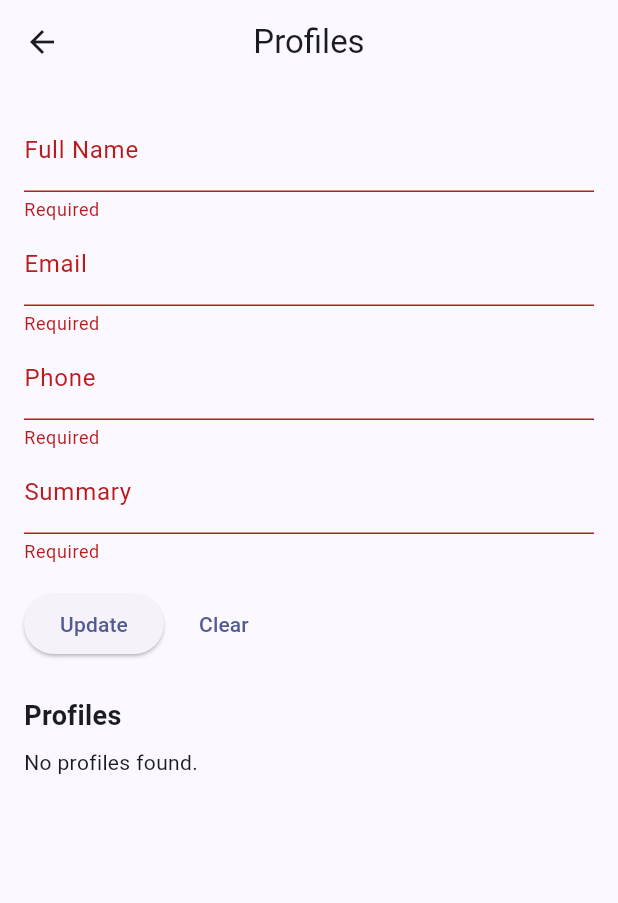
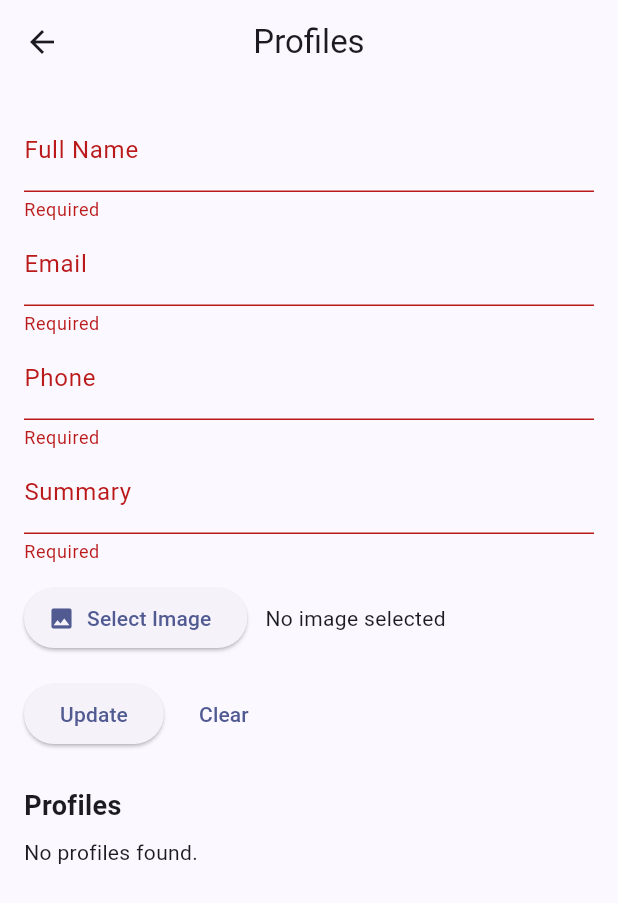
Before and after one commit to Bugimz/resumeyar, a Flutter app: the ProfileView screen opened by its route, after a tap on "Update", on a phone screen of 412 x 824 dp. Shown: the top 903 px of the screen. Run offline on Flutter 3.47's test engine with Material 3 defaults, Android fonts, the phone set to English and light mode, and no system bars; our stand-ins replace get, image_picker, pdf, permission_handler, printing, shared_preferences and 1 more; accounts and stored records are empty.

Commit message:
Add profile image support

```diff
--- a/lib/app/data/models/resume_profile.dart
+++ b/lib/app/data/models/resume_profile.dart
@@ -4,6 +4,8 @@ class ResumeProfile {
   final String email;
   final String phone;
   final String summary;
+  final String? imagePath;
+  final String? signaturePath;
 
   const ResumeProfile({
     this.id,
@@ -11,6 +13,8 @@ class ResumeProfile {
     required this.email,
     required this.phone,
     required this.summary,
+    this.imagePath,
+    this.signaturePath,
   });
 
   Map<String, dynamic> toMap() {
@@ -20,6 +24,8 @@ class ResumeProfile {
       'email': email,
       'phone': phone,
       'summary': summary,
+      'imagePath': imagePath,
+      'signaturePath': signaturePath,
     };
   }
 
@@ -30,6 +36,8 @@ class ResumeProfile {
       email: map['email'] as String,
       phone: map['phone'] as String,
       summary: map['summary'] as String,
+      imagePath: map['imagePath'] as String?,
+      signaturePath: map['signaturePath'] as String?,
     );
   }
 }
--- a/lib/app/modules/profile/profile_view.dart
+++ b/lib/app/modules/profile/profile_view.dart
@@ -1,5 +1,9 @@
+import 'dart:io';
+
 import 'package:flutter/material.dart';
 import 'package:get/get.dart';
+import 'package:image_picker/image_picker.dart';
+import 'package:permission_handler/permission_handler.dart';
 
 import '../../data/models/resume_profile.dart';
 import 'profile_controller.dart';
@@ -13,6 +17,7 @@ class ProfileView extends GetView<ProfileController> {
   final TextEditingController phoneController = TextEditingController();
   final TextEditingController summaryController = TextEditingController();
   final Rxn<ResumeProfile> editingProfile = Rxn<ResumeProfile>();
+  final RxnString imagePath = RxnString();
 
   void _resetForm() {
     editingProfile.value = null;
@@ -20,6 +25,7 @@ class ProfileView extends GetView<ProfileController> {
     emailController.clear();
     phoneController.clear();
     summaryController.clear();
+    imagePath.value = null;
   }
 
   Future<void> _submit() async {
@@ -33,6 +39,8 @@ class ProfileView extends GetView<ProfileController> {
       email: emailController.text,
       phone: phoneController.text,
       summary: summaryController.text,
+      imagePath: imagePath.value,
+      signaturePath: editingProfile.value?.signaturePath,
     );
 
     if (editingProfile.value == null) {
@@ -42,6 +50,21 @@ class ProfileView extends GetView<ProfileController> {
     }
 
     _resetForm();
+  }
+
+  Future<void> _pickImage() async {
+    final photosStatus = await Permission.photos.request();
+    final storageStatus = await Permission.storage.request();
+
+    if (!photosStatus.isGranted && !storageStatus.isGranted) {
+      return;
+    }
+
+    final picker = ImagePicker();
+    final pickedFile = await picker.pickImage(source: ImageSource.gallery);
+    if (pickedFile != null) {
+      imagePath.value = pickedFile.path;
+    }
   }
 
   @override
@@ -82,6 +105,50 @@ class ProfileView extends GetView<ProfileController> {
                     decoration: const InputDecoration(labelText: 'Summary'),
                     validator: (value) =>
                         (value == null || value.isEmpty) ? 'Required' : null,
+                  ),
+                  const SizedBox(height: 12),
+                  Row(
+                    children: [
+                      ElevatedButton.icon(
+                        onPressed: _pickImage,
+                        icon: const Icon(Icons.image),
+                        label: const Text('Select Image'),
+                      ),
+                      const SizedBox(width: 12),
+                      Expanded(
+                        child: Obx(() {
+                          final path = imagePath.value;
+                          if (path == null || path.isEmpty) {
+                            return const Text('No image selected');
+                          }
+                          return Row(
+                            children: [
+                              Container(
+                                width: 48,
+                                height: 48,
+                                decoration: BoxDecoration(
+                                  borderRadius: BorderRadius.circular(8),
+                                  border: Border.all(color: Colors.grey.shade300),
+                                ),
+                                clipBehavior: Clip.antiAlias,
+                                child: Image.file(
+                                  File(path),
+                                  fit: BoxFit.cover,
+                                ),
+                              ),
+                              const SizedBox(width: 8),
+                              Expanded(
+                                child: Text(
+                                  path,
+                                  maxLines: 2,
+                                  overflow: TextOverflow.ellipsis,
+                                ),
+                              ),
+                            ],
+                          );
+                        }),
+                      ),
+                    ],
                   ),
                   const SizedBox(height: 16),
                   Row(
@@ -142,6 +209,7 @@ class ProfileView extends GetView<ProfileController> {
                             emailController.text = profile.email;
                             phoneController.text = profile.phone;
                             summaryController.text = profile.summary;
+                            imagePath.value = profile.imagePath;
                           },
                           ),
                           IconButton(
--- a/lib/app/services/database_provider.dart
+++ b/lib/app/services/database_provider.dart
@@ -23,7 +23,7 @@ class DatabaseProvider {
 
     return openDatabase(
       path,
-      version: 1,
+      version: 2,
       onConfigure: (db) async {
         await db.execute('PRAGMA foreign_keys = ON');
       },
@@ -34,7 +34,9 @@ class DatabaseProvider {
             fullName TEXT NOT NULL,
             email TEXT NOT NULL,
             phone TEXT NOT NULL,
-            summary TEXT NOT NULL
+            summary TEXT NOT NULL,
+            imagePath TEXT,
+            signaturePath TEXT
           )
         ''');
 
@@ -86,6 +88,12 @@ class DatabaseProvider {
           )
         ''');
       },
+      onUpgrade: (db, oldVersion, newVersion) async {
+        if (oldVersion < 2) {
+          await db.execute('ALTER TABLE resume_profiles ADD COLUMN imagePath TEXT');
+          await db.execute('ALTER TABLE resume_profiles ADD COLUMN signaturePath TEXT');
+        }
+      },
     );
   }
 }
--- a/pubspec.yaml
+++ b/pubspec.yaml
@@ -14,6 +14,8 @@ dependencies:
   get: ^4.6.6
   sqflite: ^2.3.3+1
   path_provider: ^2.1.3
+  image_picker: ^1.1.2
+  permission_handler: ^11.3.1
   pdf: ^3.11.0
   printing: ^5.12.0
   shared_preferences: ^2.2.3
```
Also changed, not shown: lib/app/services/pdf_service.dart (+43 -0 lines). Lines whose indentation alone changed are shown as unchanged.
